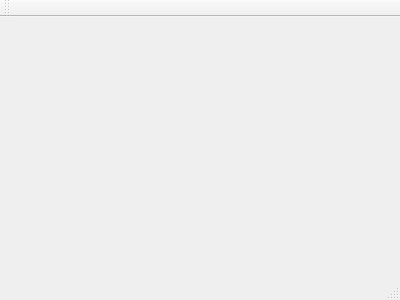
This is Helix/mainwindow.ui in evertheylen/TA_TO as Qt 5 draws it before an edit. The edited form follows.
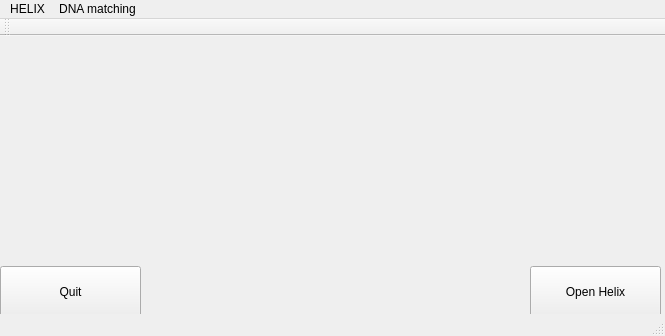
This is the edited form. Icons and pictures are not drawn.

```diff
--- a/Helix/mainwindow.ui
+++ b/Helix/mainwindow.ui
@@ -1,24 +1,97 @@
 <ui version="4.0">
  <class>MainWindow</class>
- <widget class="QMainWindow" name="MainWindow" >
-  <property name="geometry" >
+ <widget class="QMainWindow" name="MainWindow">
+  <property name="geometry">
    <rect>
     <x>0</x>
     <y>0</y>
-    <width>400</width>
-    <height>300</height>
+    <width>665</width>
+    <height>336</height>
    </rect>
   </property>
   <property name="windowTitle" >
    <string>MainWindow</string>
   </property>
-  <widget class="QMenuBar" name="menuBar" />
-  <widget class="QToolBar" name="mainToolBar" />
-  <widget class="QWidget" name="centralWidget" />
-  <widget class="QStatusBar" name="statusBar" />
+  <widget class="QWidget" name="centralWidget">
+   <widget class="QPushButton" name="pushButton">
+    <property name="geometry">
+     <rect>
+      <x>530</x>
+      <y>230</y>
+      <width>131</width>
+      <height>51</height>
+     </rect>
+    </property>
+    <property name="text">
+     <string>Open Helix</string>
+    </property>
+   </widget>
+   <widget class="QPushButton" name="pushButton_2">
+    <property name="geometry">
+     <rect>
+      <x>0</x>
+      <y>230</y>
+      <width>141</width>
+      <height>51</height>
+     </rect>
+    </property>
+    <property name="text">
+     <string>Quit</string>
+    </property>
+   </widget>
+   <widget class="QLabel" name="label">
+    <property name="geometry">
+     <rect>
+      <x>230</x>
+      <y>60</y>
+      <width>231</width>
+      <height>111</height>
+     </rect>
+    </property>
+    <property name="text">
+     <string/>
+    </property>
+    <property name="pixmap">
+     <pixmap>HELIX2_negatief.png</pixmap>
+    </property>
+    <property name="scaledContents">
+     <bool>true</bool>
+    </property>
+   </widget>
+  </widget>
+  <widget class="QMenuBar" name="menuBar">
+   <property name="geometry">
+    <rect>
+     <x>0</x>
+     <y>0</y>
+     <width>665</width>
+     <height>22</height>
+    </rect>
+   </property>
+   <widget class="QMenu" name="menuHELIX">
+    <property name="title">
+     <string>HELIX</string>
+    </property>
+   </widget>
+   <widget class="QMenu" name="menuDNA_matching">
+    <property name="title">
+     <string>DNA matching</string>
+    </property>
+   </widget>
+   <addaction name="menuHELIX"/>
+   <addaction name="menuDNA_matching"/>
+  </widget>
+  <widget class="QToolBar" name="mainToolBar">
+   <attribute name="toolBarArea">
+    <enum>TopToolBarArea</enum>
+   </attribute>
+   <attribute name="toolBarBreak">
+    <bool>false</bool>
+   </attribute>
+  </widget>
+  <widget class="QStatusBar" name="statusBar"/>
  </widget>
- <layoutDefault spacing="6" margin="11" />
- <pixmapfunction></pixmapfunction>
+ <layoutdefault spacing="6" margin="11"/>
  <resources/>
  <connections/>
 </ui>
```
Left out of the diff: 3 changed lines with no effect on the pictures.
